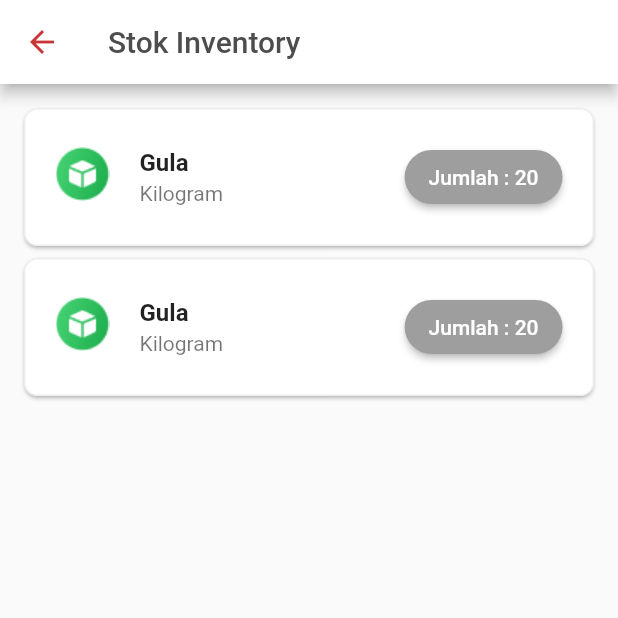
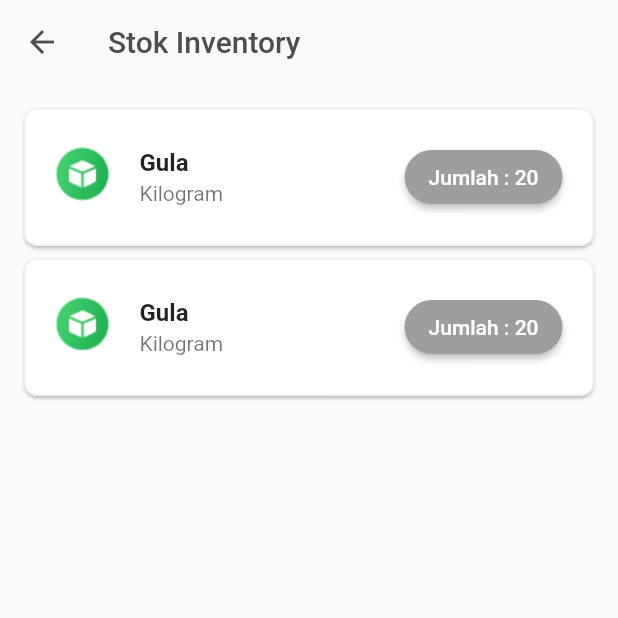
Before and after one commit to arkefallen/telkom-ims-mobile, a Flutter app: the screen it shows after launch, after a tap on "Login", after a tap on "Lihat Stok", on a phone screen of 412 x 824 dp, the top half of it. Run offline on Flutter 3.47's test engine with Material 2 defaults, Android fonts, the phone set to English and light mode, and no system bars; our stand-ins replace datetime_picker_formfield_new, google_fonts, sliding_up_panel.

Commit message:
fixing inventory list

```diff
--- a/lib/main.dart
+++ b/lib/main.dart
@@ -38,7 +38,6 @@ class MyApp extends StatelessWidget {
         '/produksi/add': (context) => AddProduksi(),
         '/produksi/detail': (context) => DetailProduksi(),
         '/produksi/edit': (context) => EditItemProduksi(),
-        '/stock-opname/add': (context) => ProcessStockOpname(),
         '/stock-opname/edit': (context) => EditOpnameInventory()
       },
     );
--- a/lib/pages/Produksi/daftar_produksi.dart
+++ b/lib/pages/Produksi/daftar_produksi.dart
@@ -44,7 +44,7 @@ class _DaftarProduksiState extends State<DaftarProduksi> {
             children: <Widget>[
               ElevatedButton(
                 onPressed: () {
-                  Navigator.pushNamed(context, '/entry-inventory/add');
+                  Navigator.pushNamed(context, '/produksi/edit');
                 },
                 child: Icon(Icons.mode_edit_outline_outlined),
                 style: ElevatedButton.styleFrom(
--- a/lib/widget/inventory_list.dart
+++ b/lib/widget/inventory_list.dart
@@ -17,14 +17,9 @@ class _ListInventoryState extends State<ListInventory> {
           'Stok Inventory',
           style: TextStyle(color: Color(0xff4D4D4D)),
         ),
-        backgroundColor: Colors.white,
-        leading: GestureDetector(
-          onTap: () {/* Write listener code here */},
-          child: Icon(
-            Icons.arrow_back,
-            color: primaryColor,
-          ),
-        ),
+        backgroundColor: Colors.transparent,
+        foregroundColor: Color(0xff4D4D4D),
+        elevation: 0,
       ),
       body: Container(
         padding: EdgeInsets.all(12),
```
Also changed, not shown: lib/pages/Opname/add_opname.dart (+46 -44 lines), lib/pages/Produksi/edit_item_produksi.dart (+12 -20 lines).
